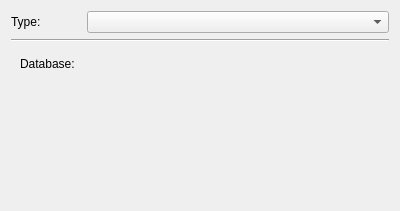
Old version of the form ui/connectiondialog.ui in the repository callaa/KQueryBrowser.
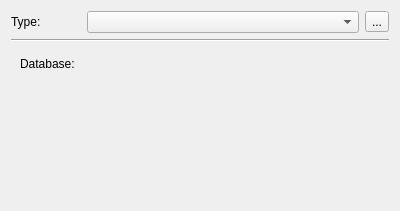
New version of the form. Custom widgets are drawn as their Qt base class.

Commit message: Bookmark selection in connection dialog.

Diff of the .ui file:
```diff
--- a/ui/connectiondialog.ui
+++ b/ui/connectiondialog.ui
@@ -39,6 +39,16 @@
        </property>
       </widget>
      </item>
+     <item>
+      <widget class="QToolButton" name="bookmarkbtn">
+       <property name="text">
+        <string>...</string>
+       </property>
+       <property name="popupMode">
+        <enum>QToolButton::InstantPopup</enum>
+       </property>
+      </widget>
+     </item>
     </layout>
    </item>
    <item>
```
Left out of the diff: 3 changed lines with no effect on the pictures. The commit also changes 2 other files.
